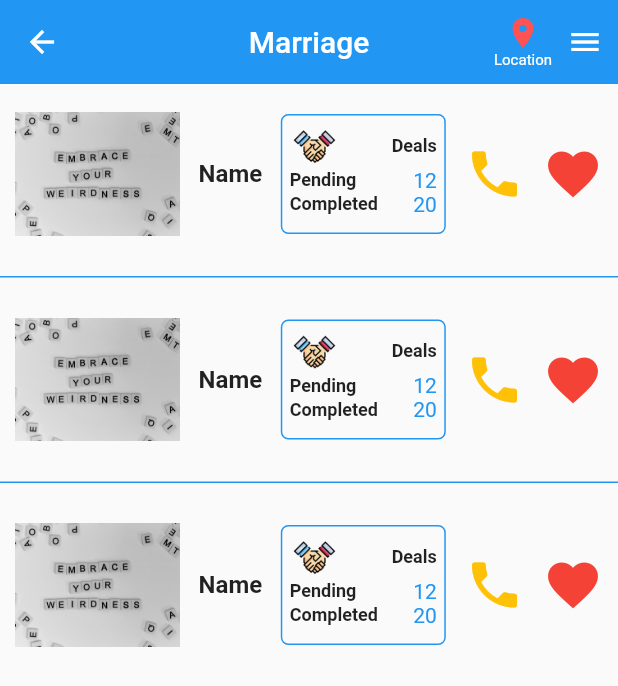
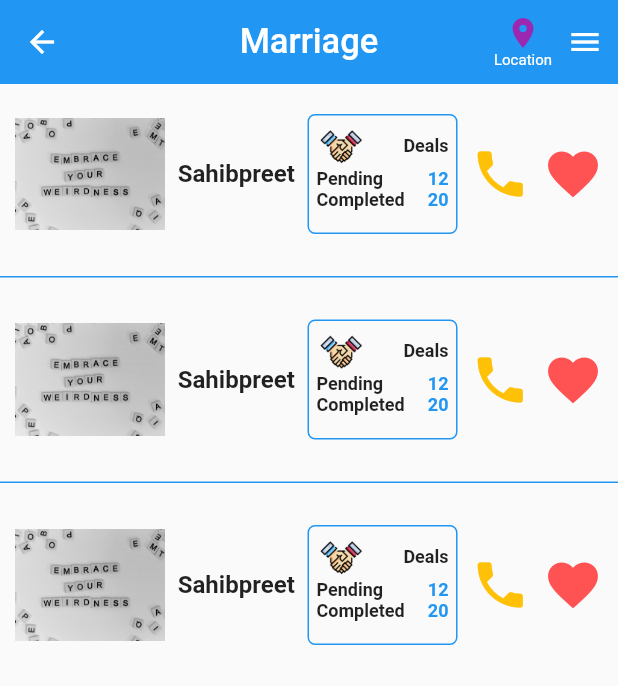
Before and after one commit to fzserver/kaptureone, a Flutter app: the MarriageScreen screen opened directly, on a phone screen of 412 x 824 dp. Shown: the top 686 px of the screen. Run offline on Flutter 3.47's test engine with Material 2 defaults, Android fonts, the phone set to English and light mode, and no system bars; our stand-ins replace flutter_svg.

Commit message:
Marriage screen fixes

```diff
--- a/lib/Screens/MarriageScreen.dart
+++ b/lib/Screens/MarriageScreen.dart
@@ -9,7 +9,7 @@ class MarriageScreen extends StatelessWidget{
     return Scaffold(
       appBar: AppBar(
         elevation: 0,
-        title: Text("Marriage"),
+        title: Text("Marriage", style: TextStyle(fontSize: 23),),
         centerTitle: true,
         actions: <Widget>[
           Row(
@@ -22,7 +22,7 @@ class MarriageScreen extends StatelessWidget{
                   children: <Widget>[
                     Icon(
                       Icons.location_on,
-                      color: Colors.redAccent,
+                      color: Colors.purple,
                     ),
                     Text(
                       "Location",
--- a/lib/widget/DealsBox.dart
+++ b/lib/widget/DealsBox.dart
@@ -5,7 +5,7 @@ class DealsBox extends StatelessWidget {
   Widget build(BuildContext context) {
     return Container(
       padding: EdgeInsets.all(5.0),
-      width: 110,
+      width: 100,
       height: 80,
       decoration: BoxDecoration(
           border: Border.all(color: Colors.blue),
@@ -35,7 +35,7 @@ class DealsBox extends StatelessWidget {
               ),
               Text(
                 "12",
-                style: TextStyle(color: Colors.blue),
+                style: TextStyle(color: Colors.blue,fontSize: 12, fontWeight: FontWeight.bold),
               )
             ],
           ),
@@ -46,7 +46,7 @@ class DealsBox extends StatelessWidget {
                 "Completed",
                 style: TextStyle(fontSize: 12, fontWeight: FontWeight.bold),
               ),
-              Text("20", style: TextStyle(color: Colors.blue))
+              Text("20", style: TextStyle(color: Colors.blue,fontSize: 12, fontWeight: FontWeight.bold))
             ],
           ),
         ],
--- a/lib/widget/MarriageCard.dart
+++ b/lib/widget/MarriageCard.dart
@@ -11,22 +11,30 @@ class MarriageCard extends StatelessWidget {
         children: <Widget>[
           Container(
             height: 100,
-            width: 110,
+            width: 100,
             child: Image(image: AssetImage("assets/images/bg.png")),
           ),
-          Text(
-            "Name",
-            style: TextStyle(fontSize: 16, fontWeight: FontWeight.bold),
+          Flexible(
+            child: Container(
+              padding: EdgeInsets.symmetric(horizontal: 5.0),
+              child: Text(
+                "Sahibpreet",
+                style: TextStyle(fontSize: 16, fontWeight: FontWeight.bold),
+              ),
+            ),
           ),
           DealsBox(),
-          Icon(
-            Icons.phone,
-            size: 40,
-            color: Colors.amber,
+          Container(
+            padding: EdgeInsets.symmetric(horizontal: 5.0),
+            child: Icon(
+              Icons.phone,
+              size: 40,
+              color: Colors.amber,
+            ),
           ),
           Icon(
             Icons.favorite,
-            color: Colors.red,
+            color: Colors.redAccent,
             size: 40,
           )
         ],
```
